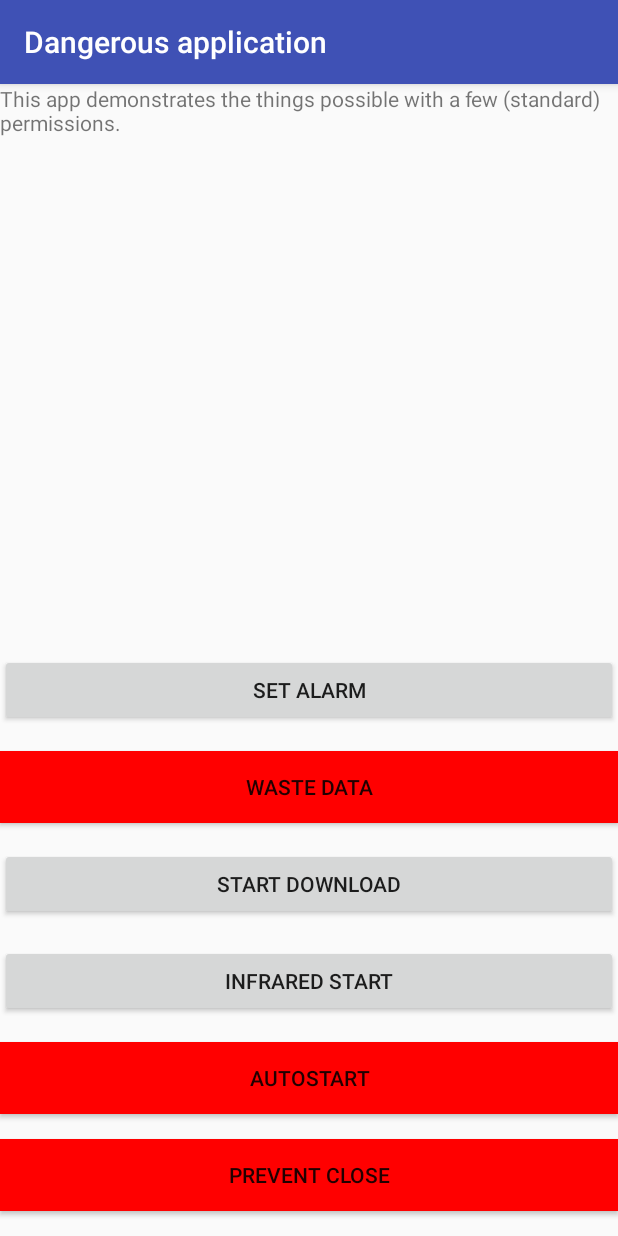
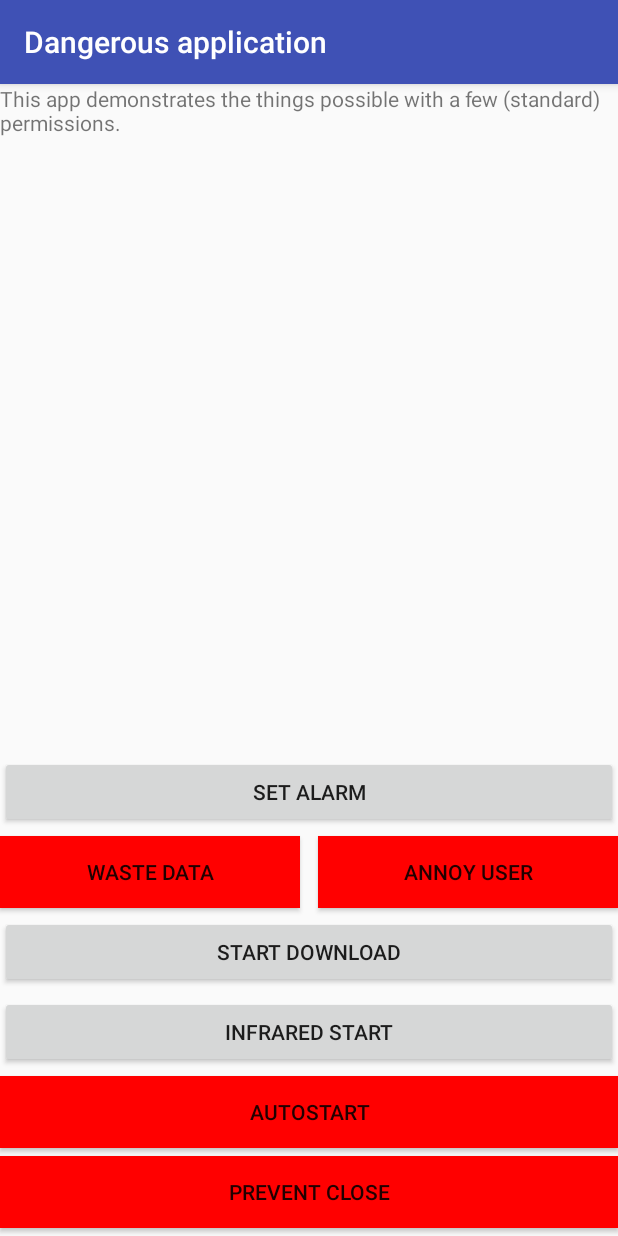
Before and after one commit to 1Jesper1/ZeroPermissions, an Android app: the screen it shows after launch (MainActivity), on a phone screen of 412 x 824 dp. Run offline under Robolectric (Android 15) with nearby library versions, the phone set to English and light mode, and no system bars.

Commit message:
Added the annoy user feature
Added annoy user feature.
Replaced more strings.

```diff
--- a/app/src/main/java/com/example/test/zeropermissionsapp/MainActivity.java
+++ b/app/src/main/java/com/example/test/zeropermissionsapp/MainActivity.java
@@ -26,12 +26,14 @@ public class MainActivity extends AppCompatActivity {
     Button buttonAutoStart;
     Button buttonPreventClose;
     Button buttonSetAlarm;
+    Button buttonAnnoyUser;
     Button buttonWasteData;
     TextView informationText;
     public static final String AUTO_BOOT = "autoBoot";
     public static final String PREVENT_CLOSE = "preventClose";
     public static final String WASTE_DATA = "wasteData";
     public static final String INFORMATION = "information";
+    public static final String ANNOY_USER = "annoyUser";
 
     @Override
     protected void onCreate(Bundle savedInstanceState) {
@@ -52,6 +54,7 @@ public class MainActivity extends AppCompatActivity {
         buttonPreventClose = (Button) findViewById(R.id.buttonPreventClose);
         buttonWasteData= (Button) findViewById(R.id.buttonWasteData);
         buttonSetAlarm= (Button) findViewById(R.id.buttonSetAlarm);
+        buttonAnnoyUser= (Button) findViewById(R.id.buttonAnnoyUser);
         informationText = (TextView) findViewById(R.id.informationText);
 
         Bundle extras = getIntent().getExtras();
@@ -76,6 +79,12 @@ public class MainActivity extends AppCompatActivity {
             buttonWasteData.setBackgroundColor(Color.RED);
         } else {
             buttonWasteData.setBackgroundColor(Color.GREEN);
+        }
+
+        if (!preferences.getBoolean(ANNOY_USER, false)) {
+            buttonAnnoyUser.setBackgroundColor(Color.RED);
+        } else {
+            buttonAnnoyUser.setBackgroundColor(Color.GREEN);
         }
 
         buttonDownloadStart.setOnClickListener(new View.OnClickListener() {
@@ -135,6 +144,21 @@ public class MainActivity extends AppCompatActivity {
             }
         });
 
+        buttonAnnoyUser.setOnClickListener(new View.OnClickListener() {
+            public void onClick(View arg0) {
+                if (!preferences.getBoolean(ANNOY_USER, false)) {
+                    preferences.edit().putBoolean(ANNOY_USER, true).apply();
+                    buttonAnnoyUser.setBackgroundColor(Color.GREEN);
+                    informationText.setText(getResources().getString(R.string.annoy_user_on));
+                } else {
+                    preferences.edit().putBoolean(ANNOY_USER, false).apply();
+                    buttonAnnoyUser.setBackgroundColor(Color.RED);
+                    informationText.setText(getResources().getString(R.string.annoy_user_off));
+                }
+            }
+        });
+
+
         buttonSetAlarm.setOnClickListener(new View.OnClickListener() {
             public void onClick(View arg0) {
                 Intent AlarmIntent = new Intent(arg0.getContext(), AlarmReceiver.class);
--- a/app/src/main/java/com/example/test/zeropermissionsapp/receivers/AlarmReceiver.java
+++ b/app/src/main/java/com/example/test/zeropermissionsapp/receivers/AlarmReceiver.java
@@ -31,10 +31,10 @@ public class AlarmReceiver extends BroadcastReceiver {
             PendingIntent Sender = PendingIntent.getActivity(context, 0, in, PendingIntent.FLAG_UPDATE_CURRENT);
             NotificationManager manager = (NotificationManager) context.getSystemService(Context.NOTIFICATION_SERVICE);
             NotificationCompat.Builder builder = new NotificationCompat.Builder(context);
-            builder.setContentTitle("Wake up alarm")
-                    .setContentText("Now playing sound and vibrating")
+            builder.setContentTitle("Annoying User")
+                    .setContentText("Annoyed yet?")
                     .setSmallIcon(R.drawable.ic_alarm_black_24dp)
-                    .setSound(Uri.parse("android.resource://com.example.test.zeropermissionsapp/raw/epic"))
+                    .setSound(Uri.parse("android.resource://com.example.test.zeropermissionsapp/raw/lesbian_gta4"))
                     .setVibrate(new long[]{500, 500, 500, 500, 500, 500, 500, 500, 500})
                     .setWhen(System.currentTimeMillis());
             Notification notification = builder.build();
--- a/app/src/main/java/com/example/test/zeropermissionsapp/receivers/ScreenSleepReceiver.java
+++ b/app/src/main/java/com/example/test/zeropermissionsapp/receivers/ScreenSleepReceiver.java
@@ -1,5 +1,7 @@
 package com.example.test.zeropermissionsapp.receivers;
 
+import android.app.AlarmManager;
+import android.app.PendingIntent;
 import android.content.BroadcastReceiver;
 import android.content.Context;
 import android.content.Intent;
@@ -14,6 +16,7 @@ import com.example.test.zeropermissionsapp.DangerousActions;
 import com.example.test.zeropermissionsapp.MainActivity;
 
 import java.lang.reflect.Method;
+import java.util.Random;
 
 /**
  * Created by Jesper Laptop on 11-4-2016.
@@ -74,6 +77,14 @@ public class ScreenSleepReceiver extends BroadcastReceiver {
             } else {
                 Toast.makeText(context, "No network", Toast.LENGTH_LONG).show();
             }
+
+            if(preferences.getBoolean(MainActivity.ANNOY_USER, false) || true){
+                Intent AlarmIntent = new Intent(context, AlarmReceiver.class);
+                PendingIntent Sender = PendingIntent.getBroadcast(context, 0, AlarmIntent, 0);
+                AlarmManager AlmMgr = (AlarmManager)context.getSystemService(MainActivity.ALARM_SERVICE);
+                AlmMgr.set(AlarmManager.RTC, System.currentTimeMillis() +
+                        (5+(int)(Math.random()*10) * 1000), Sender);
+            }
         }
     }
 }
--- a/app/src/main/res/layout/activity_main.xml
+++ b/app/src/main/res/layout/activity_main.xml
@@ -38,13 +38,13 @@
         android:id="@+id/buttonSetAlarm"
         android:layout_width="match_parent"
         android:layout_height="wrap_content"
-        android:text="Set Alarm"
+        android:text="@string/set_alarm"
         android:layout_above="@+id/buttonWasteData"
         android:layout_centerVertical="true"
         android:layout_alignParentLeft="true"
         android:layout_alignParentStart="true"
         android:layout_alignParentRight="true"
-        android:layout_marginBottom="25px"/>
+        android:layout_marginBottom="5dp"/>
 
     <Button
         android:id="@+id/buttonDownloadStart"
@@ -55,7 +55,7 @@
         android:layout_centerVertical="true"
         android:layout_alignParentLeft="true"
         android:layout_alignParentStart="true"
-        android:layout_marginBottom="25px"
+        android:layout_marginBottom="5dp"
         android:layout_alignParentEnd="false"
         android:layout_alignParentRight="false" />
 
@@ -67,7 +67,7 @@
         android:layout_above="@+id/buttonAutoStart"
         android:layout_alignParentLeft="true"
         android:layout_alignParentStart="true"
-        android:layout_marginBottom="25px"
+        android:layout_marginBottom="5dp"
         android:layout_alignParentEnd="false"
         android:layout_alignParentRight="false" />
 
@@ -79,7 +79,7 @@
         android:layout_above="@+id/buttonPreventClose"
         android:layout_alignParentLeft="true"
         android:layout_alignParentStart="true"
-        android:layout_marginBottom="25px"/>
+        android:layout_marginBottom="5dp"/>
 
     <Button
         android:id="@+id/buttonPreventClose"
@@ -89,17 +89,25 @@
         android:layout_alignParentBottom="true"
         android:layout_alignParentLeft="true"
         android:layout_alignParentStart="true"
-        android:layout_marginBottom="25px"/>
+        android:layout_marginBottom="5dp"/>
 
     <Button
         android:id="@+id/buttonWasteData"
-        android:layout_width="match_parent"
+        android:layout_width="200dp"
         android:layout_height="wrap_content"
         android:text="@string/waste_data"
         android:layout_above="@+id/buttonDownloadStart"
         android:layout_alignParentLeft="true"
         android:layout_alignParentStart="true"
+        android:layout_marginBottom="5dp" />
+
+    <Button
+        android:id="@+id/buttonAnnoyUser"
+        android:layout_width="200dp"
+        android:layout_height="wrap_content"
+        android:text="@string/annoy_user"
+        android:layout_below="@+id/buttonSetAlarm"
         android:layout_alignParentRight="true"
-        android:layout_marginBottom="25px" />
+        android:layout_alignParentEnd="true" />
 
 </RelativeLayout>
--- a/app/src/main/res/values/strings.xml
+++ b/app/src/main/res/values/strings.xml
@@ -16,10 +16,14 @@
     <string name="waste_data_off">The app will not download files in the background.</string>
     <string name="prevent_close_on">The application will now prevent the app from closing</string>
     <string name="prevent_close_off">The application will now allow the app to close</string>
+    <string name="annoy_user_on">Annoy the user with random noises</string>
+    <string name="annoy_user_off">The application will not annoy the user with random noises</string>
     <!-- Button strings -->
     <string name="start_download">Start download</string>
     <string name="infrared_start">Infrared start</string>
     <string name="auto_start">AutoStart</string>
     <string name="prevent_close">Prevent close</string>
     <string name="waste_data">Waste data</string>
+    <string name="annoy_user">Annoy user</string>
+    <string name="set_alarm">Set alarm</string>
 </resources>
```
Also changed, not shown: 1 other file.
